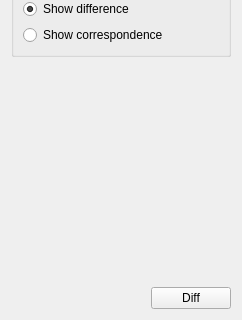
This is forms/repo_widget_manager_3ddiff.ui in 3drepo/3drepogui as Qt 5 draws it before an edit; both pictures show x 0 to 242 and y 186 to 506 of the 242 by 506 pixel window. The edited form follows.
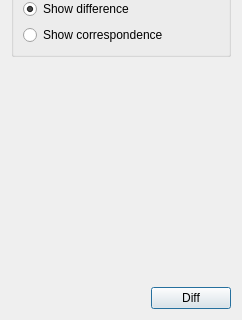
This is the edited form.

The edit to the form file:
```diff
--- a/forms/repo_widget_manager_3ddiff.ui
+++ b/forms/repo_widget_manager_3ddiff.ui
@@ -153,6 +153,12 @@
         <property name="text">
          <string>Diff</string>
         </property>
+        <property name="autoDefault">
+         <bool>true</bool>
+        </property>
+        <property name="default">
+         <bool>true</bool>
+        </property>
        </widget>
       </item>
      </layout>
```
